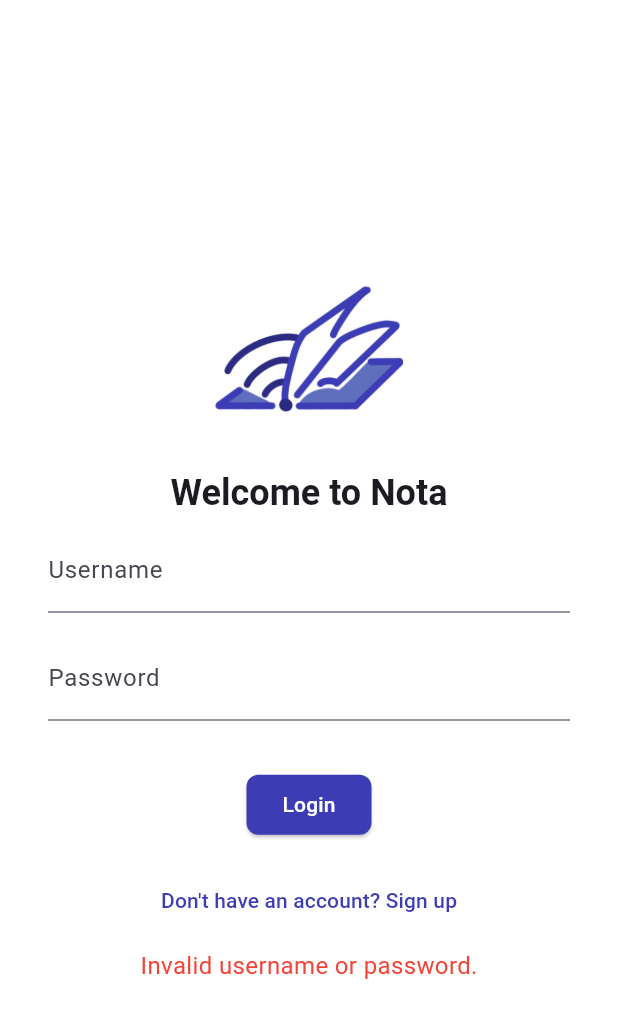
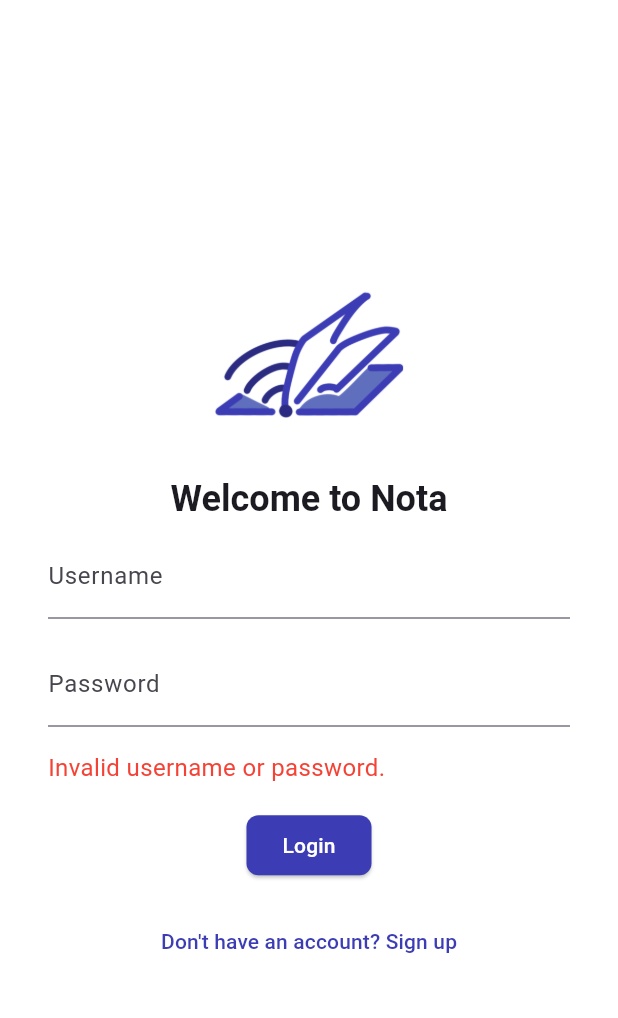
Before and after one commit to marcojalenyu/fleeds, a Flutter app: the screen it shows after launch, after a tap on "Login", on a phone screen of 412 x 824 dp. Shown: the top 1018 px of the screen. Run offline on Flutter 3.47's test engine with Material 3 defaults, Android fonts, the phone set to English and light mode, and no system bars; accounts and stored records are empty.

Commit message:
refac: Merged signup and login screens

```diff
--- a/nota/lib/core/constants/constants.dart
+++ b/nota/lib/core/constants/constants.dart
@@ -3,4 +3,4 @@ import 'package:flutter/material.dart';
 const kDesktopBreakpoint = 800;
 const kLoginLogoSizeDesktop = 256.0;
 const kLoginLogoSizeMobile = 128.0;
-final primaryColor = Color(0xFF3C3CB5);
+const primaryColor = Color(0xFF3C3CB5);
--- /dev/null
+++ b/nota/lib/core/constants/theme.dart
@@ -0,0 +1,38 @@
+import 'package:flutter/material.dart';
+import 'package:nota/core/constants/constants.dart';
+
+class AppTheme {
+
+  static ThemeData get theme => ThemeData(
+        scaffoldBackgroundColor: Colors.white,
+        appBarTheme: const AppBarTheme(
+          surfaceTintColor: primaryColor,
+          foregroundColor: primaryColor,
+          backgroundColor: Colors.white,
+          shadowColor: Colors.white,
+          elevation: 1,
+        ),
+        colorScheme: ColorScheme.fromSeed(
+          seedColor: primaryColor,
+          primary: primaryColor,
+          secondary: Colors.blueAccent,
+        ),
+        bottomAppBarTheme: const BottomAppBarThemeData(
+          surfaceTintColor: Colors.white,
+          color: Colors.black87,
+          elevation: 4,
+        ),
+        elevatedButtonTheme: ElevatedButtonThemeData(
+          style: ElevatedButton.styleFrom(
+            backgroundColor: primaryColor,
+            foregroundColor: Colors.white,
+            shape: RoundedRectangleBorder(
+              borderRadius: BorderRadius.circular(8),
+            ),
+          ),
+        ),
+        textTheme: const TextTheme(
+          bodyMedium: TextStyle(fontSize: 16, color: Colors.black87),
+        ),
+      );
+}
--- a/nota/lib/features/auth/presentation/login_screen.dart
+++ b/nota/lib/features/auth/presentation/login_screen.dart
@@ -2,25 +2,40 @@ import 'package:flutter/material.dart';
 import 'package:nota/core/constants/constants.dart';
 import 'package:nota/widgets/logo.dart';
 import 'package:nota/widgets/login_form.dart';
+import 'package:nota/widgets/signup_form.dart';
 
-class LoginScreen extends StatelessWidget {
+class LoginScreen extends StatefulWidget {
   const LoginScreen({super.key});
 
-  void _navigateToSignup(BuildContext context) {
-    Navigator.pushNamed(context, '/signup');
+  @override
+  State<LoginScreen> createState() => _LoginScreenState();
+}
+
+class _LoginScreenState extends State<LoginScreen> {
+  bool _showSignup = false;
+
+  void _toggleForm() {
+    setState(() {
+      _showSignup = !_showSignup;
+    });
+  }
+
+  void _onSignupSuccess() {
+    setState(() {
+      _showSignup = false;
+    });
+    Navigator.pushReplacementNamed(context, '/');
   }
 
   @override
   Widget build(BuildContext context) {
-    return LayoutBuilder(builder:
-      (context, constraints) {
-        if (constraints.maxWidth < kDesktopBreakpoint) {
-          return _buildMobileLayout(context);
-        } else {
-          return _buildDesktopLayout(context);
-        }
+    return LayoutBuilder(builder: (context, constraints) {
+      if (constraints.maxWidth < kDesktopBreakpoint) {
+        return _buildMobileLayout(context);
+      } else {
+        return _buildDesktopLayout(context);
       }
-    );
+    });
   }
 
   Widget _buildMobileLayout(BuildContext context) {
@@ -33,9 +48,20 @@ class LoginScreen extends StatelessWidget {
             children: [
               Logo(size: kLoginLogoSizeMobile),
               const SizedBox(height: 16),
-              Text('Welcome to Nota', style: Theme.of(context).textTheme.headlineSmall?.copyWith(fontWeight: FontWeight.bold)),
+              Text(
+                'Welcome to Nota',
+                style: Theme.of(context)
+                    .textTheme
+                    .headlineSmall
+                    ?.copyWith(fontWeight: FontWeight.bold),
+              ),
               const SizedBox(height: 8),
-              LoginForm(onSignup: () => _navigateToSignup(context)),
+              _showSignup
+                  ? SignupForm(
+                      onSignupSuccess: _onSignupSuccess,
+                      onBackToLogin: _toggleForm,
+                    )
+                  : LoginForm(onSignup: _toggleForm),
             ],
           ),
         ),
@@ -60,11 +86,20 @@ class LoginScreen extends StatelessWidget {
                     child: Column(
                       mainAxisSize: MainAxisSize.min,
                       children: [
-                        Text('Welcome to Nota',
-                          style: Theme.of(context).textTheme.headlineSmall?.copyWith(fontWeight: FontWeight.bold),
+                        Text(
+                          'Welcome to Nota',
+                          style: Theme.of(context)
+                              .textTheme
+                              .headlineSmall
+                              ?.copyWith(fontWeight: FontWeight.bold),
                         ),
                         const SizedBox(height: 16),
-                        LoginForm(onSignup: () => _navigateToSignup(context)),
+                        _showSignup
+                            ? SignupForm(
+                                onSignupSuccess: _onSignupSuccess,
+                                onBackToLogin: _toggleForm,
+                              )
+                            : LoginForm(onSignup: _toggleForm),
                       ],
                     ),
                   ),
--- a/nota/lib/main.dart
+++ b/nota/lib/main.dart
@@ -1,8 +1,7 @@
 import 'package:flutter/material.dart';
-import 'package:nota/core/constants/constants.dart';
+import 'package:nota/core/constants/theme.dart';
 import 'package:nota/data/services/auth_service.dart';
 import 'package:nota/features/auth/presentation/login_screen.dart';
-import 'package:nota/features/auth/presentation/signup_screen.dart';
 import 'package:nota/features/profile/presentation/profile_screen.dart';
 import 'features/home/presentation/home_screen.dart';
 
@@ -20,42 +19,11 @@ class MyApp extends StatelessWidget {
 
     return MaterialApp(
       title: 'Nota',
-      theme: ThemeData(
-        scaffoldBackgroundColor: Colors.white,
-        appBarTheme: const AppBarTheme(
-          backgroundColor: Colors.white,
-          foregroundColor: Colors.black,
-          elevation: 1,
-        ),
-        colorScheme: ColorScheme.fromSeed(
-          seedColor: primaryColor,
-          primary: primaryColor,
-          secondary: Colors.blueAccent,
-        ),
-        bottomAppBarTheme: BottomAppBarThemeData(
-          surfaceTintColor: Colors.white,
-          color: Colors.black87,
-          elevation: 4,
-        ),
-        elevatedButtonTheme: ElevatedButtonThemeData(
-          style: ElevatedButton.styleFrom(
-            backgroundColor: primaryColor,
-            foregroundColor: Colors.white,
-            shape: RoundedRectangleBorder(
-              borderRadius: BorderRadius.circular(8),
-            ),
-          ),
-        ),
-        textTheme: const TextTheme(
-          bodyMedium: TextStyle(fontSize: 16, color: Colors.black87),
-        ),
-      ),
+      theme: AppTheme.theme,
       initialRoute: '/',
       routes: {
         '/': (context) => isLoggedIn ? const HomeScreen() : const LoginScreen(),
-        '/home': (context) => const HomeScreen(),
-        '/login': (context) => const LoginScreen(),
-        '/signup': (context) => const SignupScreen(),
+        '/login': (context) => isLoggedIn ? const HomeScreen() : const LoginScreen(),
         '/profile': (context) => const ProfileScreen(),
       },
     );
--- a/nota/lib/widgets/login_form.dart
+++ b/nota/lib/widgets/login_form.dart
@@ -19,7 +19,7 @@ class _LoginFormState extends State<LoginForm> {
     final password = _passwordController.text;
     final success = AuthService.login(username, password);
     if (success) {
-      Navigator.pushReplacementNamed(context, '/home');
+      Navigator.pushReplacementNamed(context, '/');
     } else {
       setState(() {
         _error = 'Invalid username or password.';
@@ -42,7 +42,18 @@ class _LoginFormState extends State<LoginForm> {
           decoration: const InputDecoration(labelText: 'Password'),
           obscureText: true,
         ),
-        const SizedBox(height: 32),
+        if (_error != null)
+          Padding(
+            padding: const EdgeInsets.only(top: 16),
+            child: Align(
+              alignment: Alignment.centerLeft,
+              child: Text(
+                _error!,
+                style: const TextStyle(color: Colors.red),
+              ),
+            ),
+          ),
+        SizedBox(height: (_error != null) ? 16 : 32),
         ElevatedButton(
           onPressed: _login,
           child: const Text('Login'),
@@ -52,11 +63,6 @@ class _LoginFormState extends State<LoginForm> {
           onPressed: widget.onSignup,
           child: const Text('Don\'t have an account? Sign up'),
         ),
-        if (_error != null)
-          Padding(
-            padding: const EdgeInsets.only(top: 8),
-            child: Text(_error!, style: const TextStyle(color: Colors.red)),
-          ),
       ],
     );
   }
```
Also changed, not shown: nota/lib/features/auth/presentation/signup_screen.dart (deleted, +0 -68 lines), nota/lib/widgets/signup_form.dart (added, +93 -0 lines).
